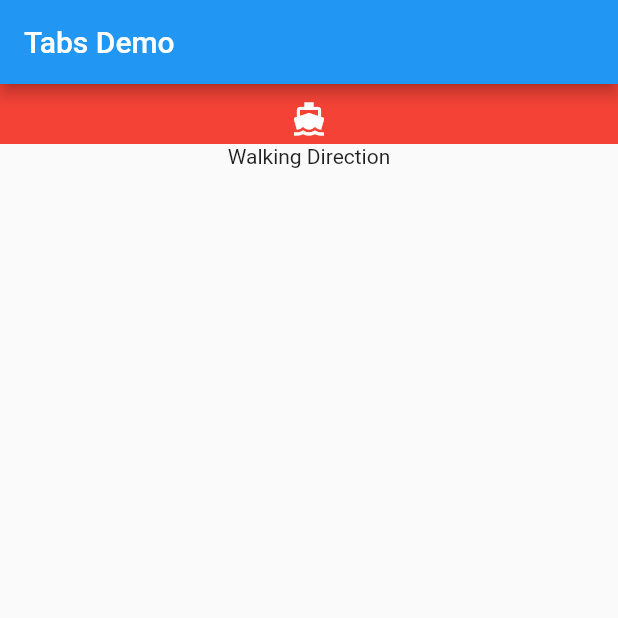
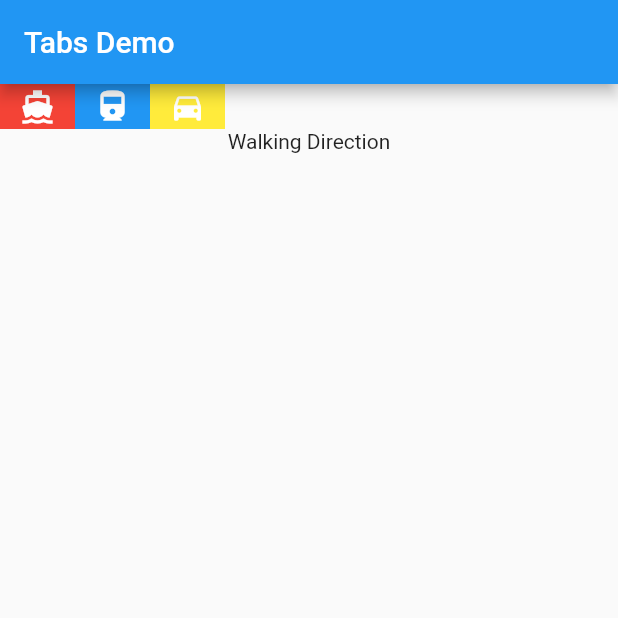
Before and after one commit to subeg7/Flutter-Tab-View-with-Unions, a Flutter app: the screen it shows after launch, on a phone screen of 412 x 824 dp, the top half of it. Run offline on Flutter 3.47's test engine with Material 2 defaults, Android fonts, the phone set to English and light mode, and no system bars; our stand-ins replace freezed_annotation.

Commit message:
Refactor names

```diff
--- a/lib/helpers/tab_helper.dart
+++ b/lib/helpers/tab_helper.dart
@@ -5,24 +5,24 @@ import 'package:tabs_with_freezed/model/tab_bar_item.dart';
 class TabHelper {
   // TODO :: create 15 tabs
 
-  static List<HomeViewModel> get allTabs => [
+  static List<TabViewModel> get allTabs => [
 
-        HomeViewModel.walk(
-          TabBarItem(
+        TabViewModel.walk(
+          TabItem(
             title: "Walking Direction",
             icon: Icons.directions_boat_filled,
             primaryColor: Colors.red,
           ),
         ),
-        HomeViewModel.train(
-          TabBarItem(
+        TabViewModel.train(
+          TabItem(
             title: "Train Direction",
             icon: Icons.directions_train,
             primaryColor: Colors.blue,
           ),
         ),
-        HomeViewModel.car(
-          TabBarItem(
+        TabViewModel.car(
+          TabItem(
             title: "Car Direction",
             icon: Icons.directions_car,
             primaryColor: Colors.yellow,
--- a/lib/model/home_view_model.dart
+++ b/lib/model/home_view_model.dart
@@ -4,9 +4,9 @@ import 'package:tabs_with_freezed/model/tab_bar_item.dart';
 part './home_view_model.freezed.dart';
 
 @freezed
-class HomeViewModel with _$HomeViewModel {
+class TabViewModel with _$HomeViewModel {
   // TODO :: create 15 constructors
-  const factory HomeViewModel.walk(TabBarItem item) = _Walk;
-  const factory HomeViewModel.train(TabBarItem item) = _Train;
-  const factory HomeViewModel.car(TabBarItem item) = _Car;
+  const factory TabViewModel.walk(TabItem item) = _Walk;
+  const factory TabViewModel.train(TabItem item) = _Train;
+  const factory TabViewModel.car(TabItem item) = _Car;
 }
--- a/lib/model/tab_bar_item.dart
+++ b/lib/model/tab_bar_item.dart
@@ -1,12 +1,12 @@
 import 'package:flutter/material.dart';
 
-class TabBarItem {
+class TabItem {
   String title;
   IconData icon;
   Color primaryColor;
   Color secondaryColor;
 
-  TabBarItem({
+  TabItem({
     required this.title,
     required this.icon,
     required this.primaryColor,
--- a/lib/widgets/home_view_widget.dart
+++ b/lib/widgets/home_view_widget.dart
@@ -13,7 +13,7 @@ class HomeView extends StatefulWidget {
 }
 
 class _HomeViewState extends State<HomeView> {
-  late final List<HomeViewModel> tabs;
+  late final List<TabViewModel> tabs;
   int activeTabIndex = 0;
 
   @override
@@ -42,7 +42,7 @@ class _HomeViewState extends State<HomeView> {
     );
   }
 
-  Widget _buildBody(HomeViewModel activeHomeModel) {
+  Widget _buildBody(TabViewModel activeHomeModel) {
     return activeHomeModel.when(
       walk: (item) => Text(item.title),
       train: (item) => Text(item.title),
--- a/lib/widgets/option_widget.dart
+++ b/lib/widgets/option_widget.dart
@@ -2,7 +2,7 @@ import 'package:flutter/material.dart';
 import 'package:tabs_with_freezed/model/tab_bar_item.dart';
 
 class OptionWidget extends StatelessWidget {
-  final TabBarItem item;
+  final TabItem item;
   final VoidCallback onTap;
 
   const OptionWidget({
@@ -16,7 +16,7 @@ class OptionWidget extends StatelessWidget {
     return InkWell(
       onTap: onTap,
       child: Container(
-        // width: 20,
+        width: 50,
         color: item.primaryColor,
         child: Tab(
           icon: Icon(
--- a/lib/widgets/tab_container.dart
+++ b/lib/widgets/tab_container.dart
@@ -3,7 +3,7 @@ import 'package:tabs_with_freezed/model/home_view_model.dart';
 import 'package:tabs_with_freezed/widgets/option_widget.dart';
 
 class TabContainer extends StatelessWidget {
-  final List<HomeViewModel> tabs;
+  final List<TabViewModel> tabs;
   final Function(int) onTabPressed;
 
   const TabContainer({Key? key, required this.tabs, required this.onTabPressed})
@@ -12,13 +12,15 @@ class TabContainer extends StatelessWidget {
   @override
   Widget build(BuildContext context) {
     return Container(
-      height: 40,
+      height:30,
       child: ListView(
+        scrollDirection: Axis.horizontal,
         children: tabs
             .map(
               (homeVModel) => OptionWidget(
-                  item: homeVModel.item,
-                  onTap: () => onTabPressed(tabs.indexOf(homeVModel))),
+                item: homeVModel.item,
+                onTap: () => onTabPressed(tabs.indexOf(homeVModel)),
+              ),
             )
             .toList(),
       ),
```
Also changed, not shown: lib/model/home_view_model.freezed.dart.
